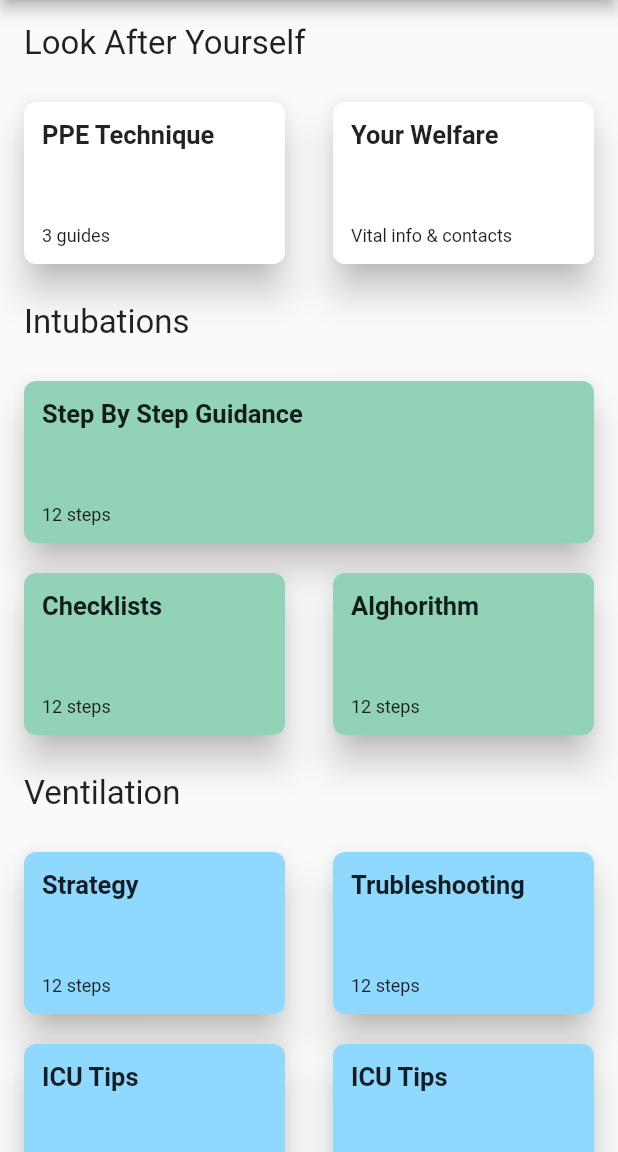
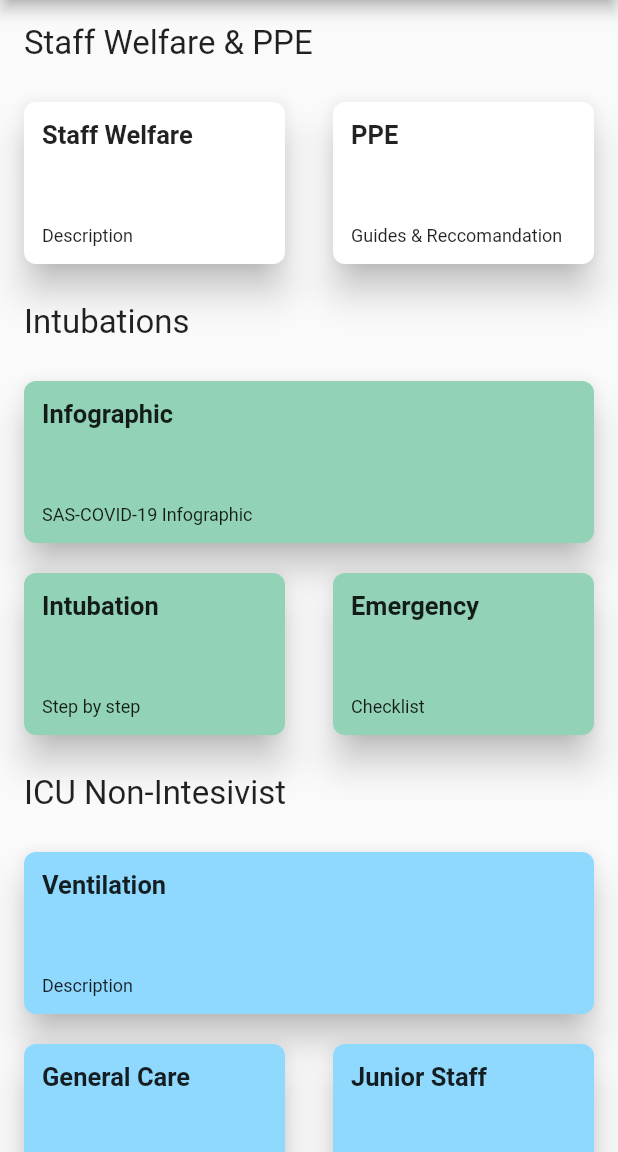
Before and after one commit to Western-Health-Covid19-Collaboration/wh_covid19_app, a Flutter app: the screen it shows after launch, on a phone screen of 412 x 824 dp, the part 84-1236 px from its top. Run offline on Flutter 3.47's test engine with Material 2 defaults, Android fonts, the phone set to English and light mode, and no system bars.

Commit message:
Implemented @greggmiller  diagram into home page layout

```diff
--- a/lib/hard_data.dart
+++ b/lib/hard_data.dart
@@ -3,61 +3,70 @@ import 'package:flutter/material.dart';
 
 import 'widget/reusable_card.dart';
 
-final List<ReusableCard> cardsTwo = [
+// Staff Welfare card list composition
+final List<ReusableCard> staffWelfare = [
   ReusableCard(
-    title: "PPE Technique",
-    description: "3 guides",
+    title: "Staff Welfare",
+    description: "Description",
     color: Colors.white,
-    routeTo: '/ppe_technique',
   ),
   ReusableCard(
-    title: "Your Welfare",
-    description: "Vital info & contacts",
+    title: "PPE",
+    description: "Guides & Reccomandation",
     color: Colors.white,
-    routeTo: "/your_welfare",
   )
 ];
 
-// A list of three cards
-final List<ReusableCard> cardsThree = [
+// Intubation card list composition
+final List<ReusableCard> intubation = [
   ReusableCard(
-    title: "Step By Step Guidance",
-    description: "12 steps",
-    color: Color.fromRGBO(146, 211, 183, 1),
-    routeTo: "/sbs_guidance",
-  ),
-  ReusableCard(
-    title: "Checklists",
-    description: "12 steps",
+    title: "Infographic",
+    description: "SAS-COVID-19 Infographic",
     color: Color.fromRGBO(146, 211, 183, 1),
   ),
   ReusableCard(
-    title: "Alghorithm",
-    description: "12 steps",
+    title: "Intubation",
+    description: "Step by step",
+    color: Color.fromRGBO(146, 211, 183, 1),
+  ),
+  ReusableCard(
+    title: "Emergency",
+    description: "Checklist",
     color: Color.fromRGBO(146, 211, 183, 1),
   )
 ];
 
-// A list of four cards
-final List<ReusableCard> cardsFour = [
+// ICU card list composition
+final List<ReusableCard> icu = [
   ReusableCard(
-    title: "Strategy",
-    description: "12 steps",
+    title: "Ventilation",
+    description: "Description",
     color: Color.fromRGBO(143, 217, 255, 1),
   ),
   ReusableCard(
-    title: "Trubleshooting",
-    description: "12 steps",
+    title: "General Care",
+    description: "Description",
     color: Color.fromRGBO(143, 217, 255, 1),
   ),
   ReusableCard(
-    title: "ICU Tips",
-    description: "12 steps",
+    title: "Junior Staff",
+    description: "Education Resources",
     color: Color.fromRGBO(143, 217, 255, 1),
   ),
+];
+
+// Info card list composition
+final List<ReusableCard> info = [
   ReusableCard(
-    title: "ICU Tips",
-    description: "12 steps",
-    color: Color.fromRGBO(143, 217, 255, 1),
-  )
+    title: "Numbers",
+    description: "Important contacts",
+  ),
+  ReusableCard(
+    title: "WH COVID19",
+    description: "Daily Bullettin",
+  ),
+  ReusableCard(
+    title: "Recommendations",
+    description: "Descriptions",
+  ),
 ];
--- a/lib/view/home_page.dart
+++ b/lib/view/home_page.dart
@@ -22,17 +22,21 @@ class HomePage extends StatelessWidget {
             mainAxisSize: MainAxisSize.min,
             children: <Widget>[
               CardContainer(
-                title: 'Look After Yourself',
-                cards: cardsTwo,
+                title: 'Staff Welfare & PPE',
+                cards: staffWelfare,
               ),
               CardContainer(
                 title: 'Intubations',
-                cards: cardsThree,
+                cards: intubation,
               ),
               CardContainer(
-                title: 'Ventilation',
-                cards: cardsFour,
+                title: 'ICU Non-Intesivist',
+                cards: icu,
               ),
+              CardContainer(
+                title: 'Additional Resources',
+                cards: info,
+              )
             ],
           ),
         ),
--- a/pubspec.yaml
+++ b/pubspec.yaml
@@ -19,7 +19,7 @@ flutter:
   uses-material-design: true
 
   assets:
-   - assets/images/
+    - assets/images/
 
   # fonts:
   #   - family: Schyler
```
Also changed, not shown: lib/widget/reusable_stepper.dart (+35 -8 lines), assets/images/eye_protection_on.jpg (added), assets/images/gloves_on.jpg (added), assets/images/gown_on.jpg (added), assets/images/mask_on.jpg (added).
